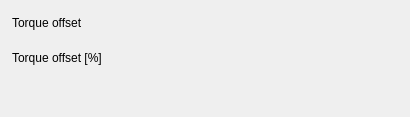
First picture: the form in qt/ecmcEX72XX_OPT_torqueOffset.ui, repository anderssandstrom/ecmccfg, before the edit.
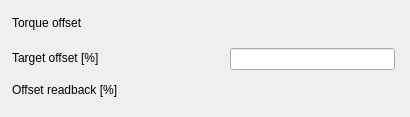
Second picture: the form after the edit. Custom widgets are drawn as their Qt base class.

Commit message: Make trq offset value for EX72XX drives writable from panel

What changed in the file:
```diff
--- a/qt/ecmcEX72XX_OPT_torqueOffset.ui
+++ b/qt/ecmcEX72XX_OPT_torqueOffset.ui
@@ -30,20 +30,20 @@
    <property name="geometry">
     <rect>
      <x>12</x>
-     <y>48</y>
+     <y>80</y>
      <width>190</width>
      <height>20</height>
     </rect>
    </property>
    <property name="text">
-    <string>Torque offset [%]</string>
+    <string>Offset readback [%]</string>
    </property>
   </widget>
   <widget class="caLineEdit" name="value0">
    <property name="geometry">
     <rect>
      <x>230</x>
-     <y>48</y>
+     <y>80</y>
      <width>148</width>
      <height>22</height>
     </rect>
@@ -59,7 +59,7 @@
    <property name="geometry">
     <rect>
      <x>380</x>
-     <y>51</y>
+     <y>83</y>
      <width>15</width>
      <height>16</height>
     </rect>
@@ -89,6 +89,43 @@
     <string>Trend: Channel $(ChID) torque offset readback</string>
    </property>
   </widget>
+  <widget class="QLabel" name="targetOffsetLabel">
+   <property name="geometry">
+    <rect>
+     <x>12</x>
+     <y>48</y>
+     <width>190</width>
+     <height>20</height>
+    </rect>
+   </property>
+   <property name="text">
+    <string>Target offset [%]</string>
+   </property>
+  </widget>
+  <widget class="caTextEntry" name="targetOffset">
+   <property name="geometry">
+    <rect>
+     <x>230</x>
+     <y>48</y>
+     <width>165</width>
+     <height>22</height>
+    </rect>
+   </property>
+   <property name="channel">
+    <string>$(IOC):m$(MasterID)s$(SlaveID)-Drv$(ChID)-TrqOff</string>
+   </property>
+   <property name="readOnly">
+    <bool>false</bool>
+   </property>
+   <property name="toolTip">
+    <string>Press Enter to write the torque offset in percent.</string>
+   </property>
+   <property name="font">
+    <font>
+     <pointsize>9</pointsize>
+    </font>
+   </property>
+  </widget>
  </widget>
  <customwidgets>
   <customwidget>
@@ -101,6 +138,11 @@
    <extends>QWidget</extends>
    <header>caRelatedDisplay</header>
   </customwidget>
+  <customwidget>
+   <class>caTextEntry</class>
+   <extends>QLineEdit</extends>
+   <header>caTextEntry</header>
+  </customwidget>
  </customwidgets>
  <resources />
  <connections />
```
The commit also changes 1 other file.
